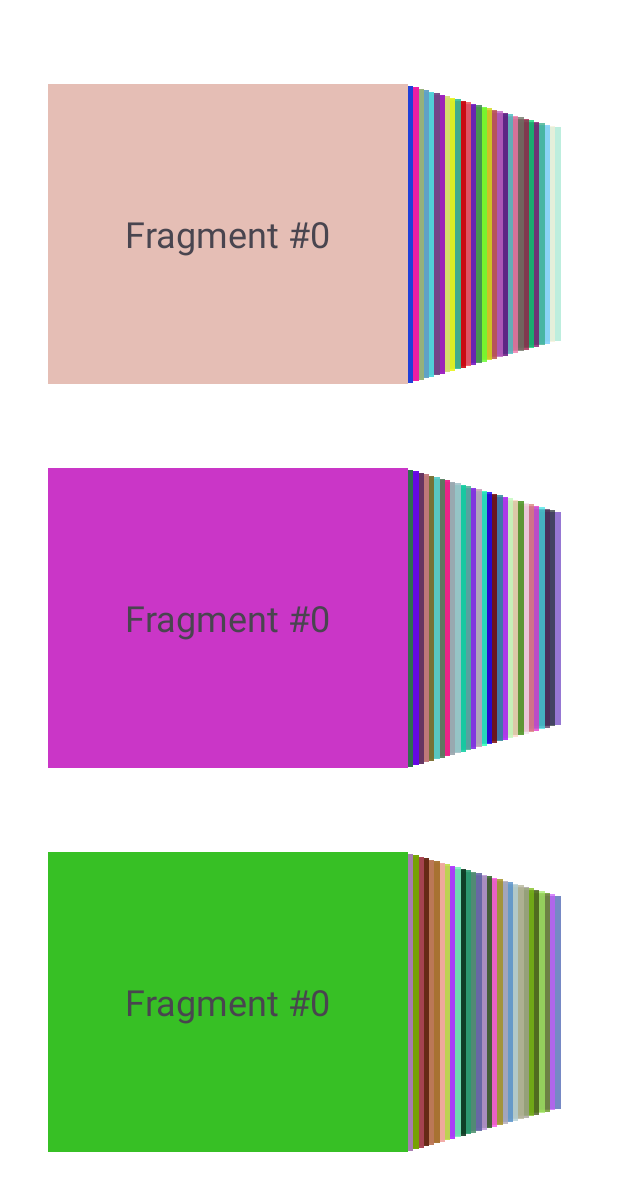
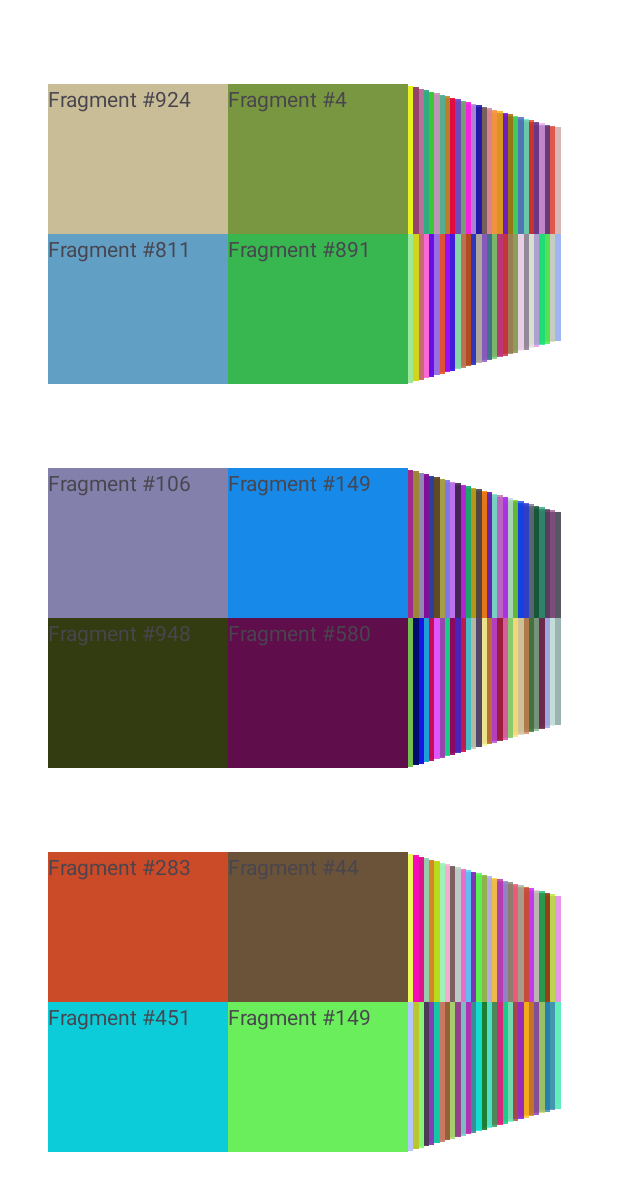
Before and after one commit to alex-topilskii/FragmentsCheck, an Android app: the screen it shows after launch (MainActivity before the commit, Activity3x30x4 after it), on a phone screen of 412 x 824 dp. Shown: the top 1191 px of the screen. Run offline under Robolectric (Android 15) with nearby library versions, the phone set to English and light mode, and no system bars.

Commit message:
add x4 fragments

```diff
--- /dev/null
+++ b/app/src/main/java/com/ato/fragmentscheck/cardsFragment3x30/Activity3x30.kt
@@ -0,0 +1,32 @@
+package com.ato.fragmentscheck.cardsFragment3x30
+
+import android.os.Bundle
+import androidx.activity.enableEdgeToEdge
+import androidx.appcompat.app.AppCompatActivity
+import androidx.viewpager2.widget.ViewPager2
+import com.ato.fragmentscheck.R
+
+class Activity3x30 : AppCompatActivity() {
+    override fun onCreate(savedInstanceState: Bundle?) {
+        super.onCreate(savedInstanceState)
+        enableEdgeToEdge()
+        setContentView(R.layout.activity_main)
+
+        val limit = 30
+        findViewById<ViewPager2>(R.id.viewPagerTop).apply {
+            adapter = CardFragmentAdapter(this@Activity3x30)
+            setPageTransformer(SliderTransformer(limit))
+            offscreenPageLimit = limit
+        }
+        findViewById<ViewPager2>(R.id.viewPagerMiddle).apply {
+            adapter = CardFragmentAdapter(this@Activity3x30)
+            setPageTransformer(SliderTransformer(limit))
+            offscreenPageLimit = limit
+        }
+        findViewById<ViewPager2>(R.id.viewPagerBottom).apply {
+            adapter = CardFragmentAdapter(this@Activity3x30)
+            setPageTransformer(SliderTransformer(limit))
+            offscreenPageLimit = limit
+        }
+    }
+}
--- a/app/src/main/java/com/ato/fragmentscheck/cardsFragment3x30/MainActivity.kt
+++ b/app/src/main/java/com/ato/fragmentscheck/cardsFragment3x30x4/Activity3x30x4.kt
@@ -1,4 +1,4 @@
-package com.ato.fragmentscheck.cardsFragment3x30
+package com.ato.fragmentscheck.cardsFragment3x30x4
 
 import android.os.Bundle
 import androidx.activity.enableEdgeToEdge
@@ -6,7 +6,7 @@ import androidx.appcompat.app.AppCompatActivity
 import androidx.viewpager2.widget.ViewPager2
 import com.ato.fragmentscheck.R
 
-class MainActivity : AppCompatActivity() {
+class Activity3x30x4 : AppCompatActivity() {
     override fun onCreate(savedInstanceState: Bundle?) {
         super.onCreate(savedInstanceState)
         enableEdgeToEdge()
@@ -14,17 +14,17 @@ class MainActivity : AppCompatActivity() {
 
         val limit = 30
         findViewById<ViewPager2>(R.id.viewPagerTop).apply {
-            adapter = CardFragmentAdapter(this@MainActivity)
+            adapter = CardFragmentAdapter(this@Activity3x30x4)
             setPageTransformer(SliderTransformer(limit))
             offscreenPageLimit = limit
         }
         findViewById<ViewPager2>(R.id.viewPagerMiddle).apply {
-            adapter = CardFragmentAdapter(this@MainActivity)
+            adapter = CardFragmentAdapter(this@Activity3x30x4)
             setPageTransformer(SliderTransformer(limit))
             offscreenPageLimit = limit
         }
         findViewById<ViewPager2>(R.id.viewPagerBottom).apply {
-            adapter = CardFragmentAdapter(this@MainActivity)
+            adapter = CardFragmentAdapter(this@Activity3x30x4)
             setPageTransformer(SliderTransformer(limit))
             offscreenPageLimit = limit
         }
--- /dev/null
+++ b/app/src/main/java/com/ato/fragmentscheck/cardsFragment3x30x4/BlankFragment.kt
@@ -0,0 +1,39 @@
+package com.ato.fragmentscheck.cardsFragment3x30x4
+
+import android.graphics.Color
+import android.os.Bundle
+import androidx.fragment.app.Fragment
+import android.view.LayoutInflater
+import android.view.View
+import android.view.ViewGroup
+import android.widget.TextView
+import com.ato.fragmentscheck.R
+import kotlin.random.Random
+
+
+class BlankFragment : Fragment() {
+
+
+    override fun onCreateView(
+        inflater: LayoutInflater, container: ViewGroup?,
+        savedInstanceState: Bundle?
+    ): View? {
+        // Inflate the layout for this fragment
+        val inflate = inflater.inflate(R.layout.fragment_blank, container, false)
+        val textView = inflate.findViewById<TextView>(R.id.blank_text)
+        val position = Random.nextInt(1000)
+        textView.text = "Fragment #$position"
+        return inflate
+    }
+
+
+    override fun onViewCreated(view: View, savedInstanceState: Bundle?) {
+        super.onViewCreated(view, savedInstanceState)
+
+        val color = Color.argb(255, Random.nextInt(256), Random.nextInt(256), Random.nextInt(256))
+        view.setBackgroundColor(color)
+
+
+    }
+
+}
--- /dev/null
+++ b/app/src/main/java/com/ato/fragmentscheck/cardsFragment3x30x4/CardFragment4.kt
@@ -0,0 +1,33 @@
+package com.ato.fragmentscheck.cardsFragment3x30x4
+
+import android.graphics.Color
+import android.os.Bundle
+import android.view.LayoutInflater
+import android.view.View
+import android.view.ViewGroup
+import android.widget.TextView
+import androidx.fragment.app.Fragment
+import com.ato.fragmentscheck.R
+import kotlin.random.Random
+
+
+class CardFragment4 : Fragment() {
+
+    override fun onCreateView(
+        inflater: LayoutInflater, container: ViewGroup?,
+        savedInstanceState: Bundle?
+    ): View? {
+        val view = inflater.inflate(R.layout.fragment_card_4, container, false)
+        return view
+    }
+
+
+    override fun onViewCreated(view: View, savedInstanceState: Bundle?) {
+        super.onViewCreated(view, savedInstanceState)
+
+        val color = Color.argb(255, Random.nextInt(256), Random.nextInt(256), Random.nextInt(256))
+        view.setBackgroundColor(color)
+
+
+    }
+}
--- /dev/null
+++ b/app/src/main/java/com/ato/fragmentscheck/cardsFragment3x30x4/CardFragmentAdapter.kt
@@ -0,0 +1,19 @@
+package com.ato.fragmentscheck.cardsFragment3x30x4
+
+import android.os.Bundle
+import androidx.fragment.app.Fragment
+import androidx.fragment.app.FragmentActivity
+import androidx.viewpager2.adapter.FragmentStateAdapter
+
+class CardFragmentAdapter(fragmentActivity: FragmentActivity) : FragmentStateAdapter(fragmentActivity) {
+
+    override fun getItemCount(): Int = 200
+
+    override fun createFragment(position: Int): Fragment {
+        val fragment = CardFragment4()
+        fragment.arguments = Bundle().apply {
+            putInt("position", position)
+        }
+        return fragment
+    }
+}
--- /dev/null
+++ b/app/src/main/java/com/ato/fragmentscheck/cardsFragment3x30x4/SliderTransformer.kt
@@ -0,0 +1,54 @@
+package com.ato.fragmentscheck.cardsFragment3x30x4
+
+import android.view.View
+import androidx.core.view.ViewCompat
+import androidx.viewpager2.widget.ViewPager2
+import kotlin.math.abs
+
+class SliderTransformer(private val offscreenPageLimit: Int) : ViewPager2.PageTransformer {
+
+    companion object {
+
+        private const val DEFAULT_TRANSLATION_X = .0f
+        private const val DEFAULT_TRANSLATION_FACTOR = 1.02f
+
+        private const val SCALE_FACTOR = .01f
+        private const val DEFAULT_SCALE = 1f
+
+        private const val ALPHA_FACTOR = .01f
+        private const val DEFAULT_ALPHA = 1f
+
+    }
+
+    override fun transformPage(page: View, position: Float) {
+
+        page.apply {
+
+            ViewCompat.setElevation(page, -abs(position))
+
+            val scaleFactor = -SCALE_FACTOR * position + DEFAULT_SCALE
+            val alphaFactor = -ALPHA_FACTOR * position + DEFAULT_ALPHA
+
+            when {
+                position <= 0f -> {
+                    translationX = DEFAULT_TRANSLATION_X
+                    scaleX = DEFAULT_SCALE
+                    scaleY = DEFAULT_SCALE
+                    alpha = DEFAULT_ALPHA + position
+                }
+                position <= offscreenPageLimit - 1 -> {
+                    scaleX = scaleFactor
+                    scaleY = scaleFactor
+                    translationX = -(width / DEFAULT_TRANSLATION_FACTOR) * position
+                    alpha = alphaFactor
+                }
+                else -> {
+                    translationX = DEFAULT_TRANSLATION_X
+                    scaleX = DEFAULT_SCALE
+                    scaleY = DEFAULT_SCALE
+                    alpha = DEFAULT_ALPHA
+                }
+            }
+        }
+    }
+}
--- a/app/src/main/res/layout/activity_main.xml
+++ b/app/src/main/res/layout/activity_main.xml
@@ -5,7 +5,7 @@
     android:layout_width="match_parent"
     android:background="#fff"
     android:layout_height="match_parent"
-    tools:context=".cardsFragment3x30.MainActivity">
+    tools:context=".cardsFragment3x30.Activity3x30">
 
 
     <androidx.viewpager2.widget.ViewPager2
--- /dev/null
+++ b/app/src/main/res/layout/fragment_blank.xml
@@ -0,0 +1,13 @@
+<?xml version="1.0" encoding="utf-8"?>
+<FrameLayout xmlns:android="http://schemas.android.com/apk/res/android"
+    xmlns:tools="http://schemas.android.com/tools"
+    android:layout_width="match_parent"
+    android:layout_height="match_parent"
+    tools:context=".cardsFragment3x30x4.BlankFragment">
+
+    <TextView
+        android:id="@+id/blank_text"
+        android:layout_width="match_parent"
+        android:layout_height="match_parent"/>
+
+</FrameLayout>
--- /dev/null
+++ b/app/src/main/res/layout/fragment_card_4.xml
@@ -0,0 +1,52 @@
+<androidx.constraintlayout.widget.ConstraintLayout xmlns:android="http://schemas.android.com/apk/res/android"
+    android:layout_width="match_parent"
+    android:layout_height="match_parent"
+    xmlns:app="http://schemas.android.com/apk/res-auto"
+    android:layout_margin="8dp"
+    android:elevation="4dp">
+
+    <androidx.fragment.app.FragmentContainerView
+        android:id="@+id/container1"
+        android:name="com.ato.fragmentscheck.cardsFragment3x30x4.BlankFragment"
+        android:layout_width="0dp"
+        android:layout_height="0dp"
+        app:layout_constraintTop_toTopOf="parent"
+        app:layout_constraintStart_toStartOf="parent"
+        app:layout_constraintEnd_toStartOf="@id/container2"
+        app:layout_constraintBottom_toTopOf="@id/container3"/>
+
+
+    <androidx.fragment.app.FragmentContainerView
+        android:id="@+id/container2"
+        android:name="com.ato.fragmentscheck.cardsFragment3x30x4.BlankFragment"
+        android:layout_width="0dp"
+        android:layout_height="0dp"
+        app:layout_constraintTop_toTopOf="parent"
+        app:layout_constraintStart_toEndOf="@id/container1"
+        app:layout_constraintEnd_toEndOf="parent"
+        app:layout_constraintBottom_toTopOf="@id/container4"/>
+
+
+    <androidx.fragment.app.FragmentContainerView
+        android:id="@+id/container3"
+        android:name="com.ato.fragmentscheck.cardsFragment3x30x4.BlankFragment"
+        android:layout_width="0dp"
+        android:layout_height="0dp"
+        app:layout_constraintBottom_toBottomOf="parent"
+        app:layout_constraintStart_toStartOf="parent"
+        app:layout_constraintTop_toBottomOf="@id/container1"
+        app:layout_constraintEnd_toStartOf="@id/container4"/>
+
+
+    <androidx.fragment.app.FragmentContainerView
+        android:id="@+id/container4"
+        android:name="com.ato.fragmentscheck.cardsFragment3x30x4.BlankFragment"
+        android:layout_width="0dp"
+        android:layout_height="0dp"
+        app:layout_constraintTop_toBottomOf="@id/container2"
+        app:layout_constraintEnd_toEndOf="parent"
+        app:layout_constraintBottom_toBottomOf="parent"
+        app:layout_constraintStart_toEndOf="@id/container3"/>
+
+
+</androidx.constraintlayout.widget.ConstraintLayout>
--- a/app/src/main/res/values/strings.xml
+++ b/app/src/main/res/values/strings.xml
@@ -42,4 +42,6 @@
         libero vel nunc consequat, quis tincidunt nisl eleifend. Cras bibendum enim a justo luctus
         vestibulum. Fusce dictum libero quis erat maximus, vitae volutpat diam dignissim.
     </string>
+    <!-- TODO: Remove or change this placeholder text -->
+    <string name="hello_blank_fragment">Hello blank fragment</string>
 </resources>
--- a/benchmark/src/main/java/com/ato/benchmark/ExampleStartupBenchmark.kt
+++ b/benchmark/src/main/java/com/ato/benchmark/ExampleStartupBenchmark.kt
@@ -31,16 +31,6 @@ class ExampleStartupBenchmark {
 
     @Test
     fun check_simple_activtiy() = benchmarkRule.measureRepeated(
-        setupBlock = {
-            val intent = Intent().apply {
-                action = Intent.ACTION_VIEW
-                addCategory(Intent.CATEGORY_BROWSABLE)
-                setPackage(packageName)
-                component = ComponentName(packageName, "com.ato.fragmentscheck.simpleActivity.SimpleActivity")
-            }
-
-            startActivityAndWait(intent)
-        },
         packageName = "com.ato.fragmentscheck",
         metrics = listOf(StartupTimingMetric()),
         iterations = 5,
@@ -59,16 +49,6 @@ class ExampleStartupBenchmark {
 
     @Test
     fun check_3x30_activtiy() = benchmarkRule.measureRepeated(
-        setupBlock = {
-            val intent = Intent().apply {
-                action = Intent.ACTION_VIEW
-                addCategory(Intent.CATEGORY_BROWSABLE)
-                setPackage(packageName)
-                component = ComponentName(packageName, "com.ato.fragmentscheck.simpleActivity.SimpleActivity")
-            }
-
-            startActivityAndWait(intent)
-        },
         packageName = "com.ato.fragmentscheck",
         metrics = listOf(StartupTimingMetric()),
         iterations = 5,
@@ -79,7 +59,25 @@ class ExampleStartupBenchmark {
             action = Intent.ACTION_VIEW
             addCategory(Intent.CATEGORY_BROWSABLE)
             setPackage(packageName)
-            component = ComponentName(packageName, "com.ato.fragmentscheck.cardsFragment3x30.MainActivity")
+            component = ComponentName(packageName, "com.ato.fragmentscheck.cardsFragment3x30.Activity3x30")
+        }
+
+        startActivityAndWait(intent)
+    }
+
+    @Test
+    fun check_3x30x4_activtiy() = benchmarkRule.measureRepeated(
+        packageName = "com.ato.fragmentscheck",
+        metrics = listOf(StartupTimingMetric()),
+        iterations = 5,
+        startupMode = StartupMode.COLD
+    ) {
+        pressHome()
+        val intent = Intent().apply {
+            action = Intent.ACTION_VIEW
+            addCategory(Intent.CATEGORY_BROWSABLE)
+            setPackage(packageName)
+            component = ComponentName(packageName, "com.ato.fragmentscheck.cardsFragment3x30x4.Activity3x30x4")
         }
 
         startActivityAndWait(intent)
```
Also changed, not shown: app/src/main/AndroidManifest.xml (+12 -5 lines).
